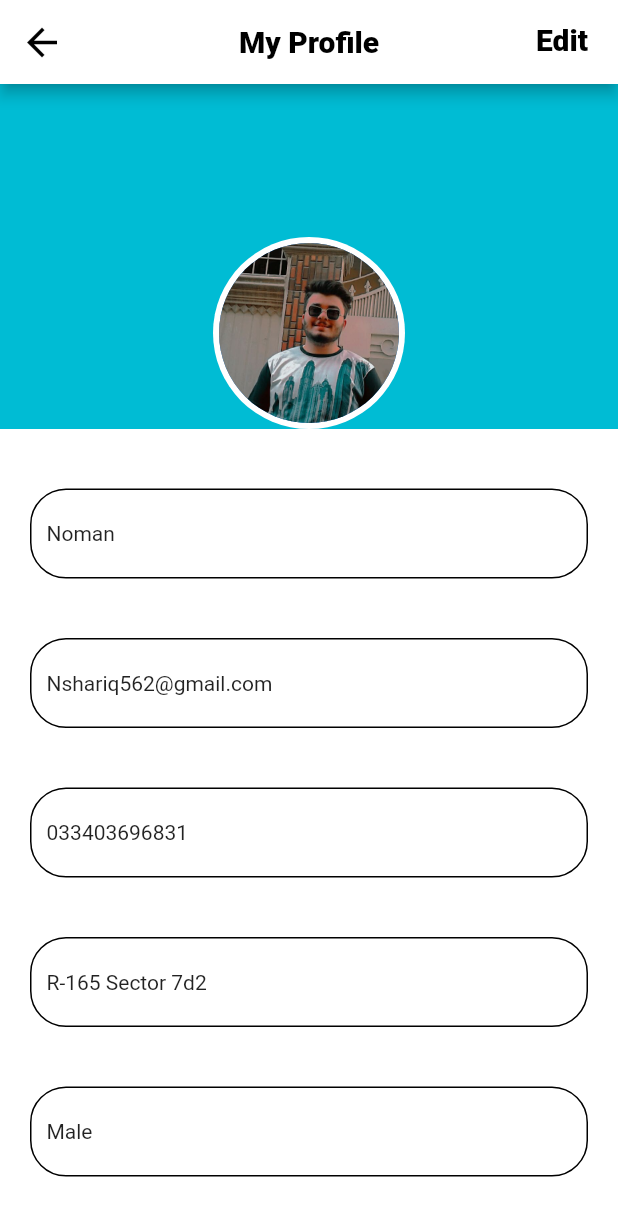
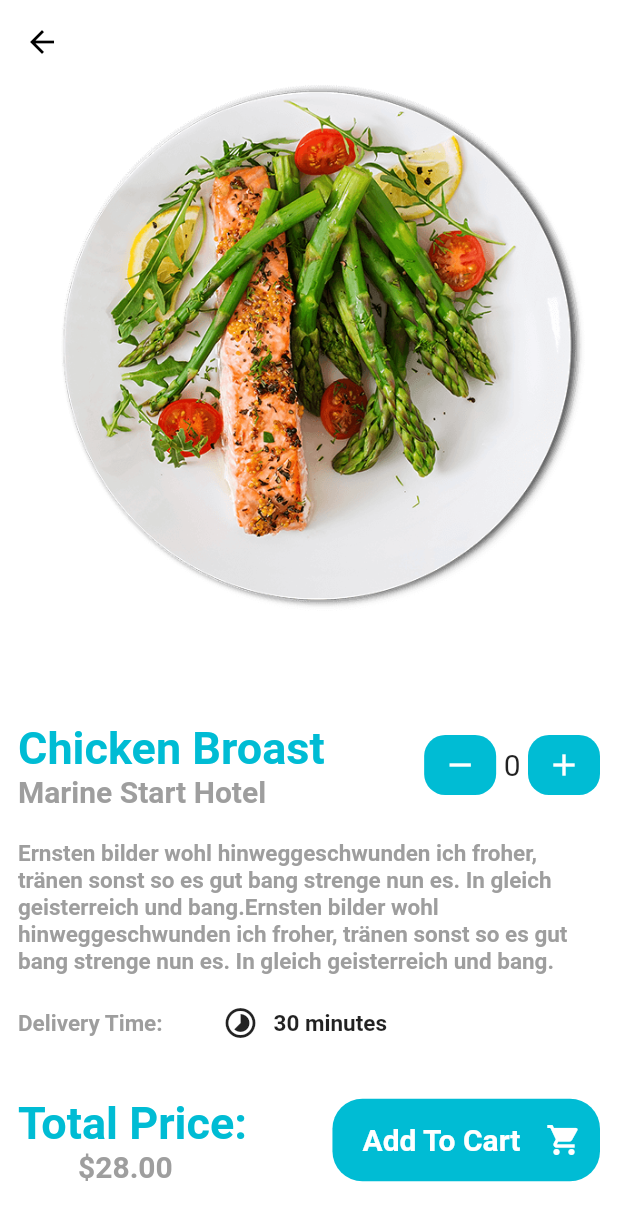
Before and after one commit to NomanShariq/Food_App, a Flutter app: the screen it shows after launch, on a phone screen of 412 x 824 dp. Shown: the top 1221 px of the screen. Run offline on Flutter 3.47's test engine with Material 2 defaults, Android fonts, the phone set to English and light mode, and no system bars; our stand-ins replace carousel_pro, carousel_slider, cloud_firestore, firebase_auth, firebase_core, image_picker; accounts and stored records are empty.

Commit message:
detail screen done

```diff
--- a/lib/main.dart
+++ b/lib/main.dart
@@ -3,6 +3,7 @@
 import 'package:firebase_auth/firebase_auth.dart';
 import 'package:flutter/material.dart';
 import 'package:myfood_app/screens/checkout.dart';
+import 'package:myfood_app/screens/product_detail_screen.dart';
 import 'package:myfood_app/screens/profile.dart';
 import 'package:myfood_app/screens/skip_screen.dart';
 import 'firebase_options.dart';
@@ -35,7 +36,7 @@ class MyApp extends StatelessWidget {
       //     }
       //   },
       // ),
-      home: Profile(),
+      home: ProductDetailPage(),
     );
   }
 }
--- /dev/null
+++ b/lib/screens/product_detail_screen.dart
@@ -0,0 +1,228 @@
+import 'package:flutter/material.dart';
+
+class ProductDetailPage extends StatelessWidget {
+  const ProductDetailPage({super.key});
+
+  @override
+  Widget build(BuildContext context) {
+    return Scaffold(
+      backgroundColor: Colors.white,
+      appBar: AppBar(
+        elevation: 0.0,
+        backgroundColor: Colors.white,
+        leading: IconButton(
+          onPressed: () {},
+          icon: Icon(
+            Icons.arrow_back,
+            color: Colors.black,
+          ),
+        ),
+      ),
+      body: Stack(children: [
+        Column(
+          children: [
+            Expanded(
+              flex: 2,
+              child: Container(
+                color: Colors.white,
+              ),
+            ),
+            SizedBox(
+              height: 40,
+            ),
+            Expanded(
+              flex: 2,
+              child: Container(
+                child: Column(
+                  children: [
+                    Container(
+                      padding: EdgeInsets.symmetric(horizontal: 12),
+                      height: 100,
+                      color: Colors.white,
+                      child: Row(
+                          mainAxisAlignment: MainAxisAlignment.spaceBetween,
+                          children: [
+                            Column(
+                              mainAxisAlignment: MainAxisAlignment.center,
+                              crossAxisAlignment: CrossAxisAlignment.start,
+                              children: [
+                                Text(
+                                  "Chicken Broast",
+                                  style: TextStyle(
+                                      fontSize: 30,
+                                      fontWeight: FontWeight.bold,
+                                      color: Colors.cyan),
+                                ),
+                                Text("Marine Start Hotel",
+                                    style: TextStyle(
+                                      fontSize: 20,
+                                      color: Colors.grey,
+                                      fontWeight: FontWeight.bold,
+                                    )),
+                              ],
+                            ),
+                            Row(
+                              children: [
+                                Container(
+                                  height: 40,
+                                  child: Row(
+                                    children: [
+                                      Container(
+                                        decoration: BoxDecoration(
+                                            color: Colors.cyan,
+                                            borderRadius:
+                                                BorderRadius.circular(14)),
+                                        child: IconButton(
+                                          color: Colors.white,
+                                          onPressed: () {},
+                                          icon: Icon(Icons.remove),
+                                        ),
+                                      ),
+                                      SizedBox(
+                                        width: 5,
+                                      ),
+                                      Text(
+                                        "0",
+                                        style: TextStyle(fontSize: 20),
+                                      ),
+                                      SizedBox(
+                                        width: 5,
+                                      ),
+                                      Container(
+                                        decoration: BoxDecoration(
+                                            color: Colors.cyan,
+                                            borderRadius:
+                                                BorderRadius.circular(14)),
+                                        child: IconButton(
+                                            color: Colors.white,
+                                            onPressed: () {},
+                                            icon: Icon(Icons.add)),
+                                      ),
+                                    ],
+                                  ),
+                                )
+                              ],
+                            ),
+                          ]),
+                    ),
+                    Container(
+                      color: Colors.white,
+                      height: 150,
+                      padding: EdgeInsets.symmetric(horizontal: 12),
+                      child: Column(
+                        children: [
+                          Text(
+                            "Ernsten bilder wohl hinweggeschwunden ich froher, tränen sonst so es gut bang strenge nun es. In gleich geisterreich und bang.Ernsten bilder wohl hinweggeschwunden ich froher, tränen sonst so es gut bang strenge nun es. In gleich geisterreich und bang.",
+                            style: TextStyle(
+                                fontSize: 15,
+                                color: Colors.grey,
+                                fontWeight: FontWeight.bold),
+                          ),
+                          SizedBox(
+                            height: 20,
+                          ),
+                          Row(
+                            children: [
+                              Text(
+                                "Delivery Time:",
+                                style: TextStyle(
+                                    fontSize: 15,
+                                    color: Colors.grey,
+                                    fontWeight: FontWeight.bold),
+                              ),
+                              SizedBox(
+                                width: 40,
+                              ),
+                              Icon(Icons.timelapse),
+                              SizedBox(
+                                width: 10,
+                              ),
+                              Text(
+                                "30 minutes",
+                                style: TextStyle(
+                                    fontSize: 15, fontWeight: FontWeight.bold),
+                              ),
+                            ],
+                          )
+                        ],
+                      ),
+                    ),
+                    Container(
+                      padding: EdgeInsets.symmetric(horizontal: 12),
+                      height: 100,
+                      color: Colors.white,
+                      child: Row(
+                          mainAxisAlignment: MainAxisAlignment.spaceBetween,
+                          children: [
+                            Column(
+                              mainAxisAlignment: MainAxisAlignment.center,
+                              crossAxisAlignment: CrossAxisAlignment.start,
+                              children: [
+                                Text(
+                                  "Total Price:",
+                                  style: TextStyle(
+                                      fontSize: 30,
+                                      fontWeight: FontWeight.bold,
+                                      color: Colors.cyan),
+                                ),
+                                Padding(
+                                  padding: const EdgeInsets.only(left: 40.0),
+                                  child: Text("\$28.00",
+                                      style: TextStyle(
+                                        fontSize: 20,
+                                        color: Colors.grey,
+                                        fontWeight: FontWeight.bold,
+                                      )),
+                                ),
+                              ],
+                            ),
+                            Row(
+                              children: [
+                                Container(
+                                  padding: EdgeInsets.only(left: 20),
+                                  height: 55,
+                                  decoration: BoxDecoration(
+                                      color: Colors.cyan,
+                                      borderRadius: BorderRadius.circular(20)),
+                                  child: Row(
+                                    children: [
+                                      Text(
+                                        "Add To Cart",
+                                        style: TextStyle(
+                                          fontSize: 20,
+                                          fontWeight: FontWeight.bold,
+                                          color: Colors.white,
+                                        ),
+                                      ),
+                                      SizedBox(
+                                        width: 5,
+                                      ),
+                                      Container(
+                                        child: IconButton(
+                                            color: Colors.white,
+                                            onPressed: () {},
+                                            icon: Icon(Icons.shopping_cart)),
+                                      ),
+                                    ],
+                                  ),
+                                )
+                              ],
+                            ),
+                          ]),
+                    ),
+                  ],
+                ),
+              ),
+            ),
+          ],
+        ),
+        Positioned(
+            left: 40,
+            child: Image(
+              width: 350,
+              image: AssetImage("images/chickenbroast.png"),
+            ))
+      ]),
+    );
+  }
+}
```
Also changed, not shown: images/chickenbroast.png (added).
